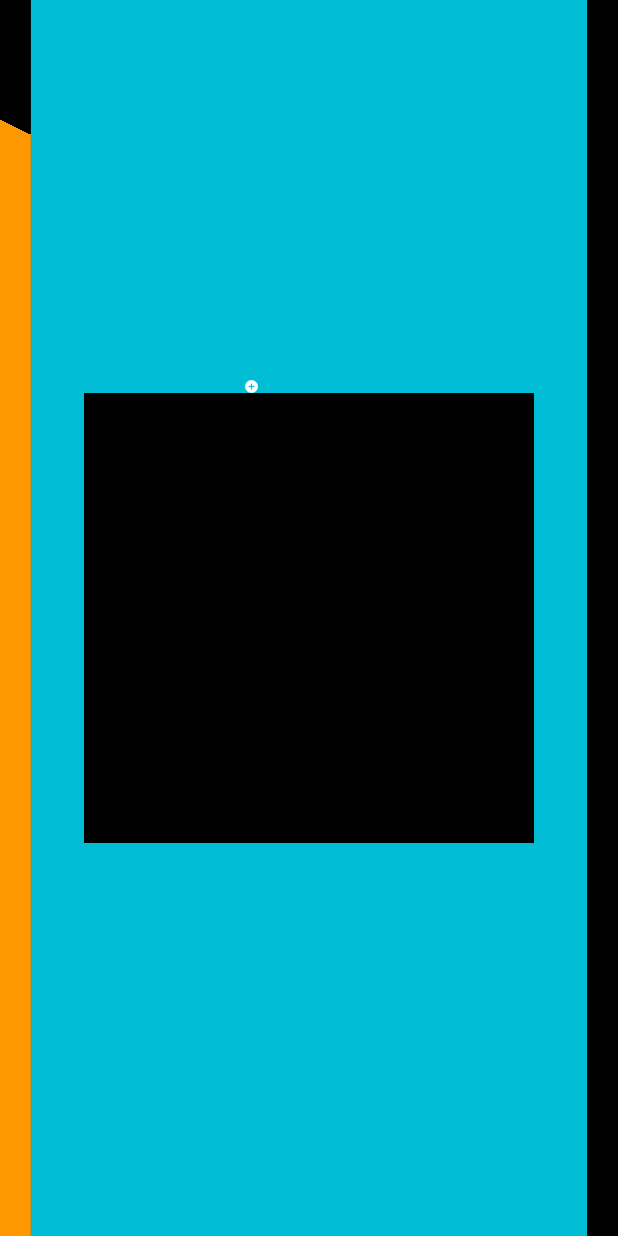
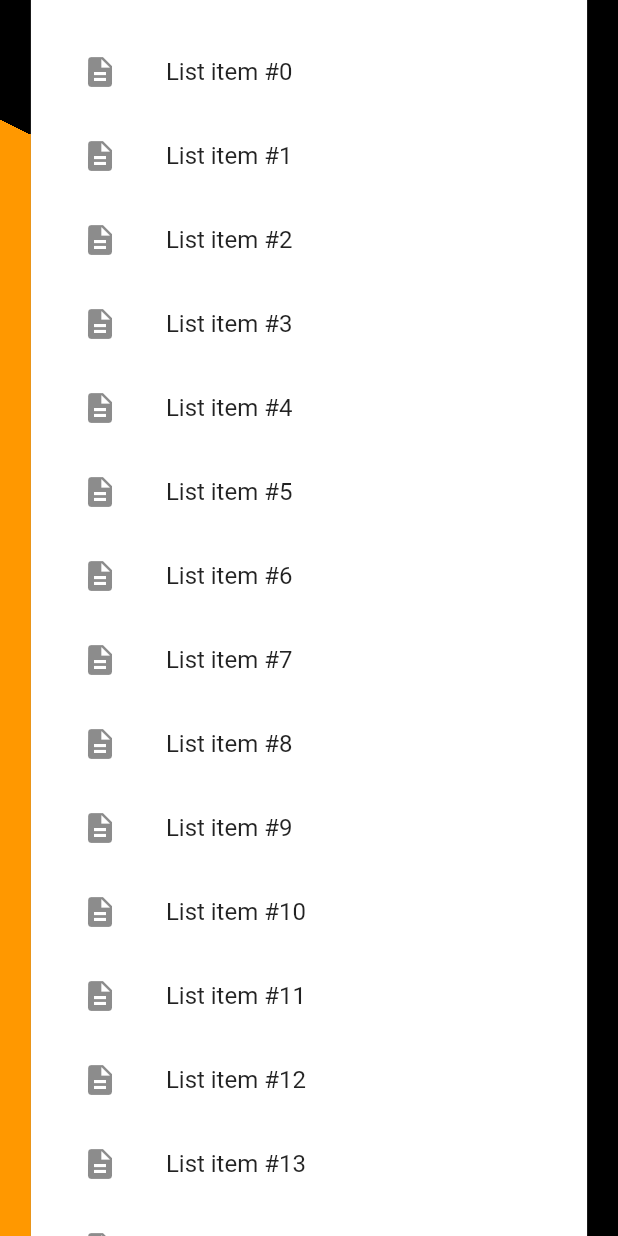
Before and after one commit to filiph/devfest_cz, a Flutter app: the screen it shows after launch, on a phone screen of 412 x 824 dp. Run offline on Flutter 3.47's test engine with Material 2 defaults, Android fonts, the phone set to English and light mode, and no system bars; statements that could not run were skipped.

Commit message:
Add InfiniteScroll

```diff
--- a/lib/main.dart
+++ b/lib/main.dart
@@ -1,7 +1,7 @@
 import 'package:devfest_cz/pages/homepage.dart';
+import 'package:devfest_cz/pages/infinite_scroll.dart';
 import 'package:devfest_cz/pages/nima.dart';
 import 'package:devfest_cz/pages/pic_slide.dart';
-import 'package:devfest_cz/pages/pong.dart';
 import 'package:devfest_cz/pages/slide.dart';
 import 'package:devfest_cz/pages/splash.dart';
 import 'package:devfest_cz/swiper.dart';
@@ -75,7 +75,7 @@ class MyApp extends StatelessWidget {
               ),
             ),
             NimaSlide(),
-            Pong(),
+            InfiniteScroll(),
           ],
         ),
       ),
--- /dev/null
+++ b/lib/pages/infinite_scroll.dart
@@ -0,0 +1,69 @@
+import 'dart:math';
+
+import 'package:flutter/material.dart';
+import 'package:flutter/physics.dart';
+
+class InfiniteScroll extends StatelessWidget {
+  @override
+  Widget build(BuildContext context) {
+    return SizedBox(
+      width: 300.0,
+      height: 300.0,
+      child: Container(
+        color: Colors.white,
+        child: ListView.builder(
+          padding: const EdgeInsets.only(left: 18.0, top: 20.0),
+          physics: const CustomScrollPhysics(),
+          itemBuilder: (context, index) {
+            return ListTile(
+              leading: Icon(Icons.description),
+              title: Text("List item #$index"),
+            );
+          },
+        ),
+      ),
+    );
+  }
+}
+
+class CustomSimulation extends Simulation {
+  final double initPosition;
+  final double velocity;
+
+  CustomSimulation({this.initPosition, this.velocity});
+
+  @override
+  double x(double time) {
+    var x = max(min(initPosition, 0.0), initPosition + velocity * time);
+
+    return x;
+  }
+
+  @override
+  double dx(double time) {
+    return velocity;
+  }
+
+  @override
+  bool isDone(double time) {
+    return false;
+  }
+}
+
+class CustomScrollPhysics extends ScrollPhysics {
+  const CustomScrollPhysics() : super();
+
+  @override
+  ScrollPhysics applyTo(ScrollPhysics ancestor) {
+    return CustomScrollPhysics();
+  }
+
+  @override
+  Simulation createBallisticSimulation(
+      ScrollMetrics position, double velocity) {
+    return CustomSimulation(
+      initPosition: position.pixels,
+      velocity: velocity,
+    );
+  }
+}
--- a/lib/pages/pong.dart
+++ /dev/null
@@ -1,96 +0,0 @@
-import 'package:flutter/material.dart';
-
-class Pong extends StatefulWidget {
-  @override
-  PongState createState() {
-    return new PongState();
-  }
-}
-
-class PongState extends State<Pong> with SingleTickerProviderStateMixin<Pong> {
-  double _x = 0.3;
-  double _y = 0.5;
-  double _vx = 0.0;
-  double _vy = 0.0;
-
-  static const width = 300.0;
-  static const height = 300.0;
-
-  AnimationController _controller;
-
-  @override
-  void initState() {
-    super.initState();
-    _controller = AnimationController(
-        lowerBound: 0.0,
-        upperBound: 100.0,
-        duration: const Duration(seconds: 100),
-        vsync: this);
-    _controller.forward(from: 0.0);
-  }
-
-  @override
-  Widget build(BuildContext context) {
-    return OrientationBuilder(
-      builder: (context, orientation) => Container(
-            color: Colors.cyan,
-            child: Center(
-              child: GestureDetector(
-                onTap: () {
-                  print('reset');
-                  _x = 30.0;
-                  _y = 20.0;
-                  _vx = 0.0;
-                  _vy = 0.0;
-                  return _controller.forward(from: 0.0);
-                },
-                child: SizedBox(
-                  width: width,
-                  height: height,
-                  child: Container(
-                    color: Colors.black,
-                    child: AnimatedBuilder(
-                      animation: _controller,
-                      builder: (context, child) {
-                        final duration = 10.0;
-                        _x += _vx * duration;
-                        _y += _vy * duration;
-
-                        if (_y > height) {
-                          _vy = -_vy.abs();
-                        } else if (_y < 0) {
-                          _vy = _vy.abs();
-                        } else if (orientation == Orientation.landscape) {
-                          _vy += 0.01 * duration;
-                        }
-
-                        if (_x > width) {
-                          _vx = -_vx.abs();
-                        } else if (_x < 0) {
-                          _vx = _vx.abs();
-                        } else if (orientation == Orientation.portrait) {
-                          _vx += 0.01 * duration;
-                        }
-
-                        return Align(
-                          alignment: Alignment(
-                            (_x / width - (10 / width)) * 2.0 - 1.0,
-                            (_y / height - (10 / height)) * 2.0 - 1.0,
-                          ),
-                          child: child,
-                        );
-                      },
-                      child: Icon(
-                        Icons.add_circle,
-                        size: 10.0,
-                        color: Colors.white,
-                      ),
-                    ),
-                  ),
-                ),
-              ),
-            ),
-          ),
-    );
-  }
-}
--- a/lib/swiper.dart
+++ b/lib/swiper.dart
@@ -50,11 +50,20 @@ class SwiperState extends State<Swiper> {
   void initState() {
     super.initState();
     if (widget.moveToEnd) {
-      Timer(const Duration(milliseconds: 50), () {
-        controller.animateToPage(widget.children.length - 1,
-            duration: const Duration(milliseconds: 500), curve: Curves.easeOut);
-      });
+      _waitThenScrollToEnd();
     }
+  }
+
+  Future<void> _waitThenScrollToEnd() async {
+    // Wait until the app is running.
+    while (widget?.children?.length == null || !controller.hasClients) {
+      await Future.delayed(const Duration(milliseconds: 100));
+    }
+    controller.animateToPage(
+      widget.children.length - 1,
+      duration: const Duration(milliseconds: 500),
+      curve: Curves.easeOut,
+    );
   }
 
   void _handleLongPress() {
```
